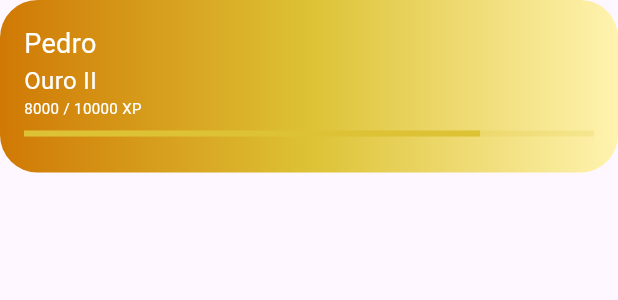
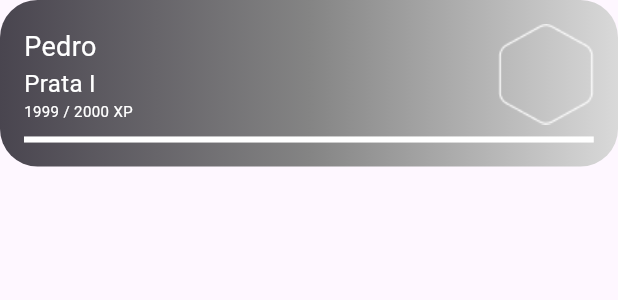
Before and after one commit to ianzin30/L-earn, a Flutter app: the MascotProgressBar widget shown alone on an empty page, opened directly, on a phone screen of 412 x 824 dp. Shown: the top 300 px of the screen. Run offline on Flutter 3.47's test engine with Material 3 defaults, Android fonts, the phone set to English and light mode, and no system bars.

Commit message:
feat: add polygon in mascotProgressBar

```diff
--- a/learn/lib/pages/childrenPages/mascotPage.dart
+++ b/learn/lib/pages/childrenPages/mascotPage.dart
@@ -29,7 +29,7 @@ class MascotPage extends StatelessWidget {
       ),
       body: Stack(
         children: [
-          MascotProgressBar(pontuation: 8000, mascotName: "Pedro"),
+          MascotProgressBar(pontuation: 1999, mascotName: "Pedro"),
           Align(
             alignment: Alignment.bottomCenter,
             child: Image.asset(
--- a/learn/lib/widgets/mascotProgressBar.dart
+++ b/learn/lib/widgets/mascotProgressBar.dart
@@ -35,9 +35,10 @@ class MascotProgressBar extends StatelessWidget {
 
     @override
   Widget build(BuildContext context) {
-    var currentLevel = getValues();
-    var progressColor = levelColors[currentLevel['level']] ?? Colors.blue;
-    var nextLevelPontuation = levelsPontuations.keys.firstWhere(
+    final currentLevel = getValues();
+    //final progressColor = levelColors[currentLevel['level']] ?? Colors.blue;
+    final progressColor = Colors.white ?? Colors.blue;
+    final nextLevelPontuation = levelsPontuations.keys.firstWhere(
       (k) => k > pontuation,
       orElse: () => pontuation,
     );
@@ -59,28 +60,43 @@ class MascotProgressBar extends StatelessWidget {
         mainAxisSize: MainAxisSize.min,
         crossAxisAlignment: CrossAxisAlignment.start,
         children: [
+          Row(
+            mainAxisAlignment: MainAxisAlignment.spaceBetween,
+            children : [
+            Column( // Texto do nome, nível e XP
+              mainAxisSize: MainAxisSize.min,
+              crossAxisAlignment: CrossAxisAlignment.start,
+                children : [
                   Text(
                     mascotName,
-            style: TextStyle(color: Colors.white, fontSize: 18),
+                    style: const TextStyle(color: Colors.white, fontSize: 18),
                   ),
                   Text(
                     '${currentLevel['level']} ${currentLevel['class']}',
-            style: TextStyle(color: Colors.white, fontSize: 16),
+                    style: const TextStyle(color: Colors.white, fontSize: 16),
                   ),
                   Text(
                     '$pontuation / $nextLevelPontuation XP',
-            style: TextStyle(color: Colors.white, fontSize: 10),
+                    style: const TextStyle(color: Colors.white, fontSize: 10),
                   ),
-          SizedBox(height: 8),
+                ],
+            ),
+            const SizedBox(height: 8),
+            Row(
+             children: [
+                 Image.asset(
+                   'assets/images/appIcons/progressField.png'
+                 ),
+             ],
+          ),
+          ],
+          ),
+
+          const SizedBox(height: 8),
             LinearProgressIndicator(
               value: progress,
               backgroundColor: progressColor.withAlpha(50),
               valueColor: AlwaysStoppedAnimation<Color>(progressColor),
-          ),
-          SizedBox(height: 8),
-          Row(
-            children: [
-            ],
             ),
         ],
       ),
```
Lines whose indentation alone changed are shown as unchanged.
